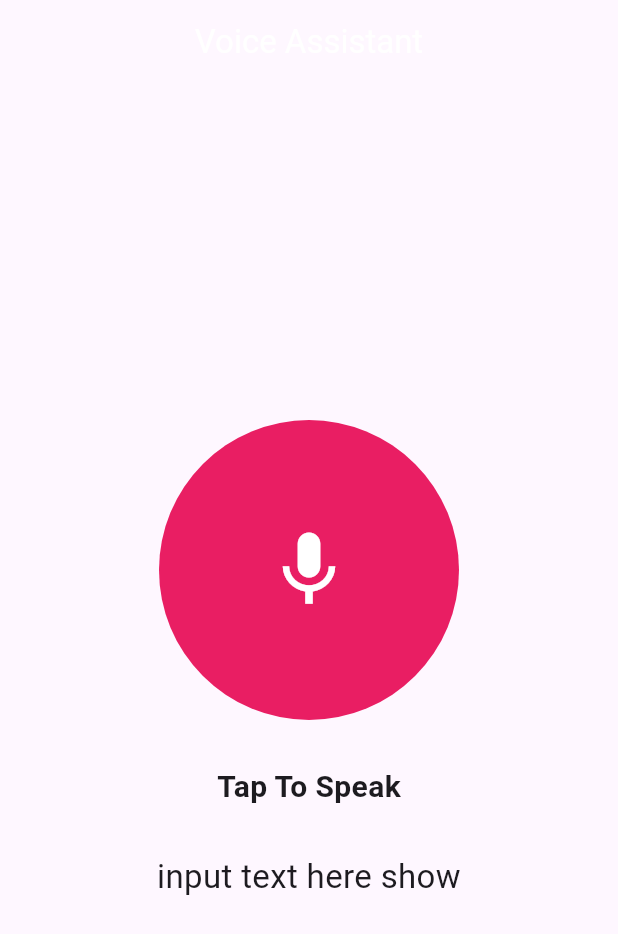
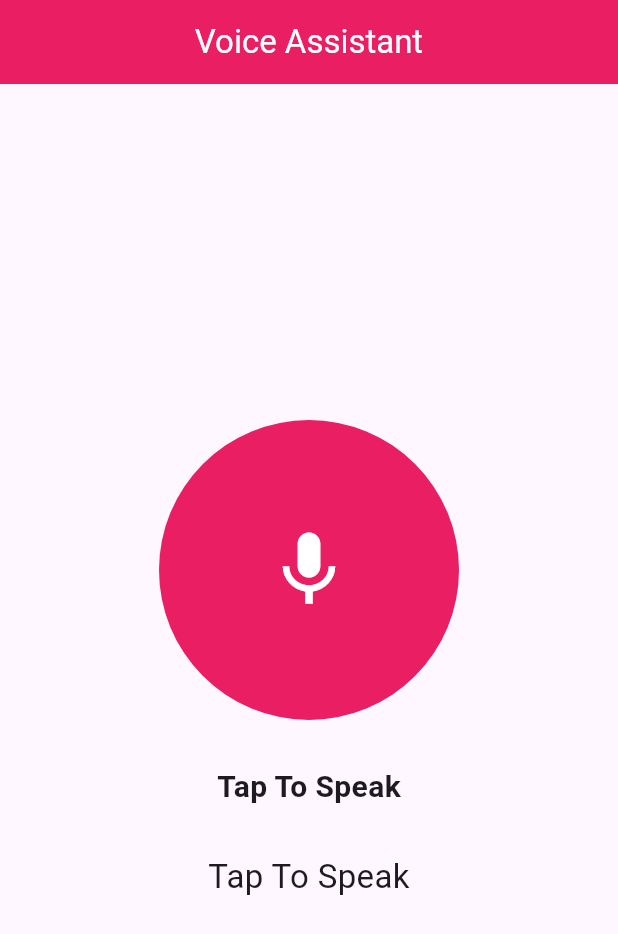
Before and after one commit to Ravi2006kant/Voicein, a Flutter app: the screen it shows after launch, on a phone screen of 412 x 824 dp. Shown: the top 934 px of the screen. Run offline on Flutter 3.47's test engine with Material 3 defaults, Android fonts, the light colour scheme and no system bars; our stand-ins replace speech_to_text; missing offline and left inert: installed_apps.

Commit message:
app complete

```diff
--- a/lib/pages/voice.dart
+++ b/lib/pages/voice.dart
@@ -1,5 +1,4 @@
 import 'package:flutter/material.dart';
-import 'package:installed_apps/installed_apps.dart';
 import 'package:speech_to_text/speech_to_text.dart';
 import 'package:voicein/services/appLauncher_service.dart';
 
@@ -12,15 +11,15 @@ class Voice extends StatefulWidget {
 
 class _VoiceState extends State<Voice> {
   final SpeechToText stx = SpeechToText();
-  String inputedText = "input text here show";
-  //start the system speech engine
+
+  String inputedText = "Tap To Speak";
+
   @override
   void initState() {
     super.initState();
     speechinit();
   }
 
-  //check for microphone and speech text engine
   Future<void> speechinit() async {
     await stx.initialize();
   }
@@ -28,22 +27,23 @@ class _VoiceState extends State<Voice> {
   Future<void> speechlisten() async {
     await stx.listen(
       onResult: (result) {
-        stx.listen(
-          onResult: (result) {
         setState(() {
           inputedText = result.recognizedWords;
-              //this will open the gmail
+        });
+
+        if (result.finalResult) {
           String command = result.recognizedWords.toLowerCase();
+
           if (command.contains("gmail")) {
             ApplauncherService.openGmail();
           } else if (command.contains("whatsapp")) {
             ApplauncherService.openWhatsapp();
           } else {
-                inputedText = "no input";
+            setState(() {
+              inputedText = "no input detected";
+            });
           }
-            });
-          },
-        );
+        }
       },
     );
   }
@@ -52,25 +52,26 @@ class _VoiceState extends State<Voice> {
   Widget build(BuildContext context) {
     return Scaffold(
       appBar: AppBar(
-        title: const Text(
-          "Voice Assistant",
-          style: TextStyle(color: Colors.white),
-        ),
+        title: Text("Voice Assistant", style: TextStyle(color: Colors.white)),
         centerTitle: true,
+        backgroundColor: Colors.pink,
       ),
       body: Center(
         child: Column(
           mainAxisAlignment: MainAxisAlignment.center,
           children: [
-            //for tapping the container
             GestureDetector(
               onTap: () {
+                if (stx.isListening) {
+                  stx.stop();
+                } else {
                   speechlisten();
+                }
               },
               child: Container(
                 width: 200,
                 height: 200,
-                decoration: BoxDecoration(
+                decoration: const BoxDecoration(
                   color: Colors.pink,
                   shape: BoxShape.circle,
                 ),
@@ -79,14 +80,14 @@ class _VoiceState extends State<Voice> {
             ),
 
             SizedBox(height: 30),
-            //hint text for the user
+
             Text(
               "Tap To Speak",
               style: TextStyle(fontSize: 20, fontWeight: FontWeight.bold),
             ),
 
             SizedBox(height: 30),
-            // show the user input text
+
             Padding(
               padding: EdgeInsets.symmetric(horizontal: 20),
               child: Text(
```
Also changed, not shown: lib/pages/home.dart (deleted, +0 -123 lines). Lines whose indentation alone changed are shown as unchanged.
